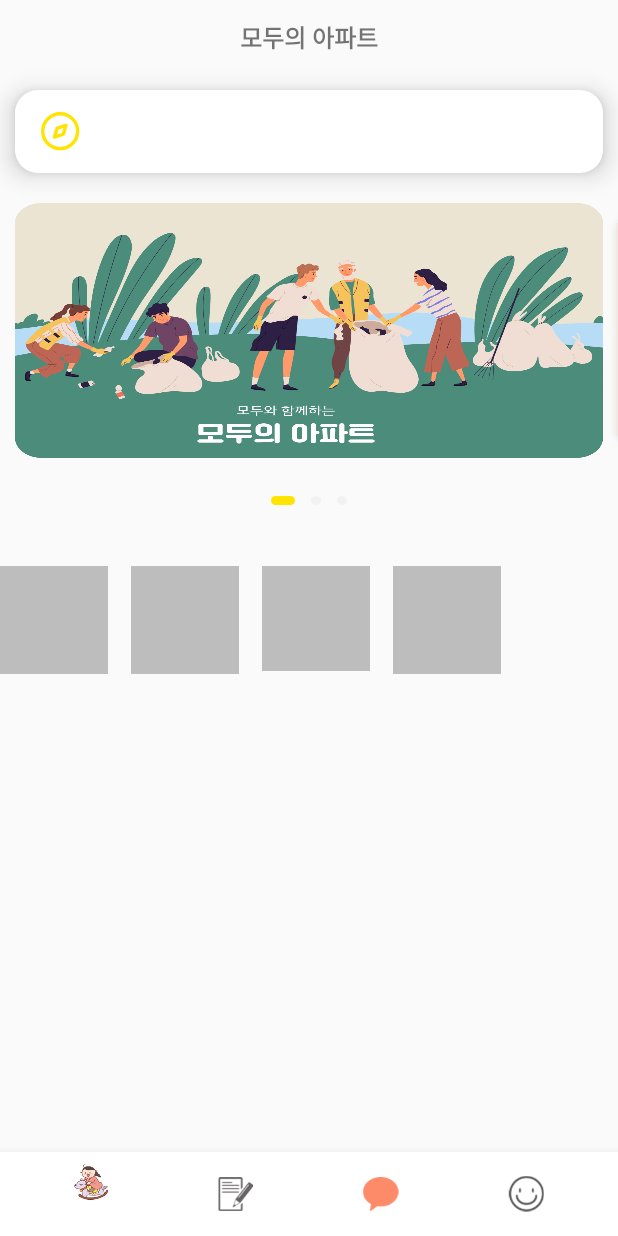
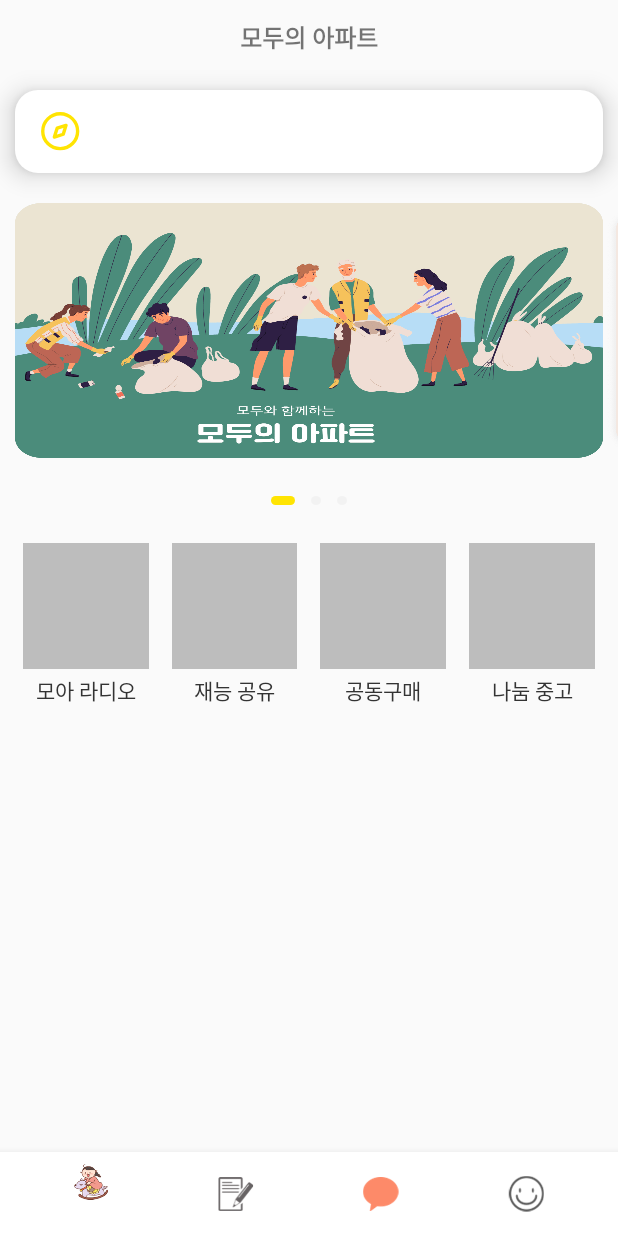
Before and after one commit to jaeilssss/MoaAndroid, an Android app: the HomeFragment screen opened through its navigation route, on a phone screen of 412 x 824 dp. Run offline under Robolectric (Android 15) with nearby library versions, the phone set to English and light mode, and no system bars; our stand-ins replace Firebase (no records; nobody signed in at launch, a user with empty details on screens opened directly), data binding, navigation-ui; 5 statements that could not run were skipped.

Commit message:
메인 화면 버튼 4개 세팅

```diff
--- a/app/src/main/java/com/moa/moakotlin/ui/home/HomeFragment.kt
+++ b/app/src/main/java/com/moa/moakotlin/ui/home/HomeFragment.kt
@@ -49,6 +49,7 @@ lateinit var transfer: Transfer
         inflater: LayoutInflater, container: ViewGroup?,
         savedInstanceState: Bundle?
     ): View? {
+
         // Inflate the layout for this fragment
 
         binding = DataBindingUtil.inflate(inflater,R.layout.fragment_home,container,false)
--- a/app/src/main/res/layout/fragment_home.xml
+++ b/app/src/main/res/layout/fragment_home.xml
@@ -92,39 +92,112 @@
         />
 
 
-    <GridLayout
-        android:layout_width="0dp"
-        android:layout_height="wrap_content"
-        app:layout_constraintStart_toStartOf="parent"
-        app:layout_constraintEnd_toEndOf="parent"
-        app:layout_constraintTop_toBottomOf="@id/indicators"
-        android:columnCount="4"
-        android:layout_marginTop="25dp">
-
         <ImageView
-            android:layout_width="72.2dp"
-            android:layout_height="72.2dp"
+            android:layout_width="0dp"
+            android:layout_height="0dp"
             android:background="#bdbdbd"
+            android:layout_marginEnd="15dp"
+            android:layout_marginStart="15dp"
+            android:layout_marginTop="10dp"
+            app:layout_constraintStart_toStartOf="parent"
+            app:layout_constraintEnd_toStartOf="@id/homeTalentSharingBnt"
+            app:layout_constraintTop_toBottomOf="@id/indicators"
+            app:layout_constraintDimensionRatio="H,1:1"
+            android:id="@+id/homeMoaVoiceChatBtn"
            />
         <ImageView
-            android:layout_width="72.2dp"
-            android:layout_height="72.2dp"
+            android:layout_width="0dp"
+            android:layout_height="0dp"
             android:background="#bdbdbd"
-            android:layout_marginStart="15dp"/>
+            android:layout_marginEnd="15dp"
+            app:layout_constraintStart_toEndOf="@id/homeMoaVoiceChatBtn"
+            app:layout_constraintEnd_toStartOf="@id/homeGroupBuyingBtn"
+            app:layout_constraintTop_toBottomOf="@id/indicators"
+            app:layout_constraintDimensionRatio="H,1:1"
+            android:layout_marginTop="10dp"
+            android:id="@+id/homeTalentSharingBnt"
+            />
         <ImageView
-            android:layout_width="72.2dp"
-            android:layout_height="70dp"
+            android:layout_width="0dp"
+            android:layout_height="0dp"
             android:background="#bdbdbd"
-            android:layout_marginStart="15dp"/>
+            android:layout_marginEnd="15dp"
+            app:layout_constraintStart_toEndOf="@id/homeTalentSharingBnt"
+            app:layout_constraintTop_toBottomOf="@id/indicators"
+            android:layout_marginTop="10dp"
+            app:layout_constraintDimensionRatio="H,1:1"
+            app:layout_constraintEnd_toStartOf="@id/homeHandPurchaseBtn"
+            android:id="@+id/homeGroupBuyingBtn"
+            />
         <ImageView
-            android:layout_width="72.2dp"
-            android:layout_height="72.2dp"
+            android:layout_width="0dp"
+            android:layout_height="0dp"
             android:background="#bdbdbd"
+            app:layout_constraintStart_toEndOf="@id/homeGroupBuyingBtn"
+            app:layout_constraintEnd_toEndOf="parent"
+            app:layout_constraintTop_toBottomOf="@id/indicators"
+            android:layout_marginTop="10dp"
+            android:layout_marginEnd="15dp"
+            android:id="@+id/homeHandPurchaseBtn"
+            app:layout_constraintDimensionRatio="H,1:1"
+            />
+        <TextView
+            android:layout_width="0dp"
+            android:layout_height="0dp"
+            app:layout_constraintStart_toStartOf="@id/homeMoaVoiceChatBtn"
+            app:layout_constraintEnd_toEndOf="@id/homeMoaVoiceChatBtn"
+            app:layout_constraintTop_toBottomOf="@id/homeMoaVoiceChatBtn"
+            android:text="모아 라디오"
+            android:gravity="center"
+            app:layout_constraintDimensionRatio="H,3:1"
+            android:textSize="14sp"
+            android:textColor="@color/moaBlack"
+            android:lineSpacingExtra="6sp"
+            android:id="@+id/homeVoiceChatText"
+            />
+    <TextView
+        android:layout_width="0dp"
+        android:layout_height="0dp"
+        app:layout_constraintStart_toStartOf="@id/homeTalentSharingBnt"
+        app:layout_constraintEnd_toEndOf="@id/homeTalentSharingBnt"
+        app:layout_constraintTop_toBottomOf="@id/homeTalentSharingBnt"
+        android:text="재능 공유"
+        android:gravity="center"
+        app:layout_constraintDimensionRatio="H,3:1"
+        android:textSize="14sp"
+        android:textColor="@color/moaBlack"
+        android:lineSpacingExtra="6sp"
+        android:id="@+id/hometalentSharingText"/>
 
-            android:layout_marginStart="15dp"/>
+    <TextView
+        android:layout_width="0dp"
+        android:layout_height="0dp"
+        app:layout_constraintStart_toStartOf="@id/homeGroupBuyingBtn"
+        app:layout_constraintEnd_toEndOf="@id/homeGroupBuyingBtn"
+        app:layout_constraintTop_toBottomOf="@id/homeGroupBuyingBtn"
+        android:text="공동구매"
+        android:textSize="14sp"
+        android:gravity="center"
+        app:layout_constraintDimensionRatio="H,3:1"
+        android:textColor="@color/moaBlack"
+        android:lineSpacingExtra="6sp"
+        android:id="@+id/homeGroupBuyingText"/>
+    <TextView
+        android:layout_width="0dp"
+        android:layout_height="0dp"
+        android:text="나눔 중고"
+        app:layout_constraintStart_toStartOf="@id/homeHandPurchaseBtn"
+        app:layout_constraintEnd_toEndOf="@id/homeHandPurchaseBtn"
+        app:layout_constraintTop_toBottomOf="@id/homeHandPurchaseBtn"
+        android:gravity="center"
+        android:textColor="@color/moaBlack"
+        android:textSize="14sp"
+        app:layout_constraintDimensionRatio="H,3:1"
+        android:id="@+id/homeHandPurchaseText"/>
 
 
-    </GridLayout>
+
+
 
 </androidx.constraintlayout.widget.ConstraintLayout>
     </ScrollView>
```
